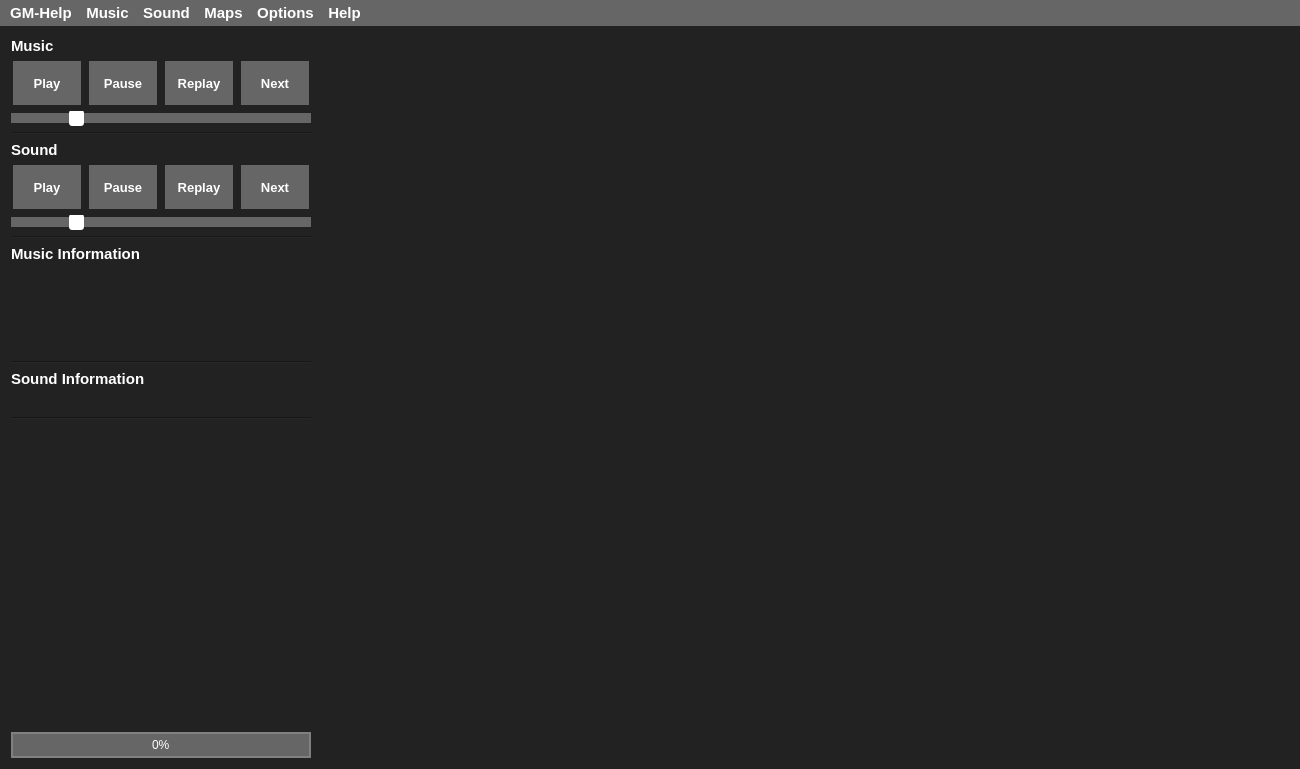
First picture: the form in C++Project/GM-Companion/mainwindow.ui, repository PhilInTheGaps/GM-Companion, before the edit.
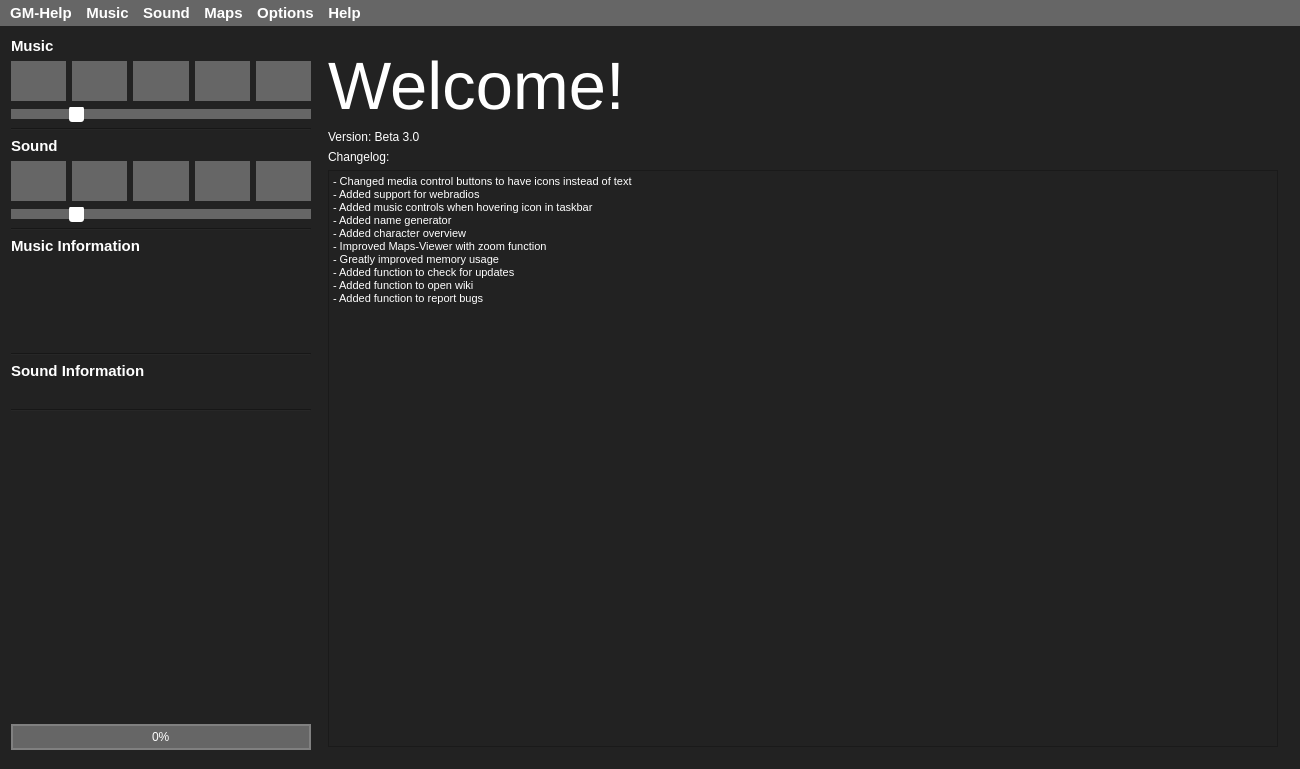
Second picture: the form after the edit. The open tabs and pages were chosen to show the change. Icons and pictures are not drawn.

Commit message: Added Media Control Icons, improved name generator, fixed some bugs

The edit to the form file:
```diff
--- a/C++Project/GM-Companion/mainwindow.ui
+++ b/C++Project/GM-Companion/mainwindow.ui
@@ -302,7 +302,17 @@
            </font>
           </property>
           <property name="text">
-           <string>Play</string>
+           <string/>
+          </property>
+          <property name="icon">
+           <iconset resource="resources.qrc">
+            <normaloff>:/resources/mediaIcons/play.png</normaloff>:/resources/mediaIcons/play.png</iconset>
+          </property>
+          <property name="iconSize">
+           <size>
+            <width>32</width>
+            <height>32</height>
+           </size>
           </property>
           <property name="autoDefault">
            <bool>false</bool>
@@ -343,7 +353,17 @@
            </font>
           </property>
           <property name="text">
-           <string>Pause</string>
+           <string/>
+          </property>
+          <property name="icon">
+           <iconset resource="resources.qrc">
+            <normaloff>:/resources/mediaIcons/pause.png</normaloff>:/resources/mediaIcons/pause.png</iconset>
+          </property>
+          <property name="iconSize">
+           <size>
+            <width>32</width>
+            <height>32</height>
+           </size>
           </property>
          </widget>
         </item>
@@ -375,7 +395,17 @@
            </font>
           </property>
           <property name="text">
-           <string>Replay</string>
+           <string/>
+          </property>
+          <property name="icon">
+           <iconset resource="resources.qrc">
+            <normaloff>:/resources/mediaIcons/skipBack.png</normaloff>:/resources/mediaIcons/skipBack.png</iconset>
+          </property>
+          <property name="iconSize">
+           <size>
+            <width>32</width>
+            <height>32</height>
+           </size>
           </property>
          </widget>
         </item>
@@ -407,7 +437,43 @@
            </font>
           </property>
           <property name="text">
-           <string>Next</string>
+           <string/>
+          </property>
+          <property name="icon">
+           <iconset resource="resources.qrc">
+            <normaloff>:/resources/mediaIcons/seekForward.png</normaloff>:/resources/mediaIcons/seekForward.png</iconset>
+          </property>
+          <property name="iconSize">
+           <size>
+            <width>32</width>
+            <height>32</height>
+           </size>
+          </property>
+         </widget>
+        </item>
+        <item>
+         <widget class="QPushButton" name="musicRandomButton">
+          <property name="toolTip">
+           <string>Toggle Music Shuffle (bright = on, dark = off)</string>
+          </property>
+          <property name="text">
+           <string/>
+          </property>
+          <property name="icon">
+           <iconset resource="resources.qrc">
+            <normaloff>:/resources/mediaIcons/shuffleOn.png</normaloff>:/resources/mediaIcons/shuffleOn.png</iconset>
+          </property>
+          <property name="iconSize">
+           <size>
+            <width>32</width>
+            <height>32</height>
+           </size>
+          </property>
+          <property name="checkable">
+           <bool>true</bool>
+          </property>
+          <property name="checked">
+           <bool>true</bool>
           </property>
          </widget>
         </item>
@@ -495,7 +561,17 @@
            </font>
           </property>
           <property name="text">
-           <string>Play</string>
+           <string/>
+          </property>
+          <property name="icon">
+           <iconset resource="resources.qrc">
+            <normaloff>:/resources/mediaIcons/play.png</normaloff>:/resources/mediaIcons/play.png</iconset>
+          </property>
+          <property name="iconSize">
+           <size>
+            <width>32</width>
+            <height>32</height>
+           </size>
           </property>
          </widget>
         </item>
@@ -527,7 +603,17 @@
            </font>
           </property>
           <property name="text">
-           <string>Pause</string>
+           <string/>
+          </property>
+          <property name="icon">
+           <iconset resource="resources.qrc">
+            <normaloff>:/resources/mediaIcons/pause.png</normaloff>:/resources/mediaIcons/pause.png</iconset>
+          </property>
+          <property name="iconSize">
+           <size>
+            <width>32</width>
+            <height>32</height>
+           </size>
           </property>
          </widget>
         </item>
@@ -559,7 +645,17 @@
            </font>
           </property>
           <property name="text">
-           <string>Replay</string>
+           <string/>
+          </property>
+          <property name="icon">
+           <iconset resource="resources.qrc">
+            <normaloff>:/resources/mediaIcons/skipBack.png</normaloff>:/resources/mediaIcons/skipBack.png</iconset>
+          </property>
+          <property name="iconSize">
+           <size>
+            <width>32</width>
+            <height>32</height>
+           </size>
           </property>
          </widget>
         </item>
@@ -591,7 +687,43 @@
            </font>
           </property>
           <property name="text">
-           <string>Next</string>
+           <string/>
+          </property>
+          <property name="icon">
+           <iconset resource="resources.qrc">
+            <normaloff>:/resources/mediaIcons/seekForward.png</normaloff>:/resources/mediaIcons/seekForward.png</iconset>
+          </property>
+          <property name="iconSize">
+           <size>
+            <width>32</width>
+            <height>32</height>
+           </size>
+          </property>
+         </widget>
+        </item>
+        <item>
+         <widget class="QPushButton" name="soundRandomButton">
+          <property name="toolTip">
+           <string>Toggle Sound Shuffle (bright = on, dark = off)</string>
+          </property>
+          <property name="text">
+           <string/>
+          </property>
+          <property name="icon">
+           <iconset resource="resources.qrc">
+            <normaloff>:/resources/mediaIcons/shuffleOn.png</normaloff>:/resources/mediaIcons/shuffleOn.png</iconset>
+          </property>
+          <property name="iconSize">
+           <size>
+            <width>32</width>
+            <height>32</height>
+           </size>
+          </property>
+          <property name="checkable">
+           <bool>true</bool>
+          </property>
+          <property name="checked">
+           <bool>true</bool>
           </property>
          </widget>
         </item>
@@ -1770,7 +1902,80 @@
         </item>
        </layout>
       </widget>
-      <widget class="QWidget" name="pageWelcome"/>
+      <widget class="QWidget" name="pageWelcome">
+       <layout class="QVBoxLayout" name="verticalLayout_7">
+        <item>
+         <widget class="QLabel" name="label_3">
+          <property name="maximumSize">
+           <size>
+            <width>16777215</width>
+            <height>100</height>
+           </size>
+          </property>
+          <property name="font">
+           <font>
+            <pointsize>50</pointsize>
+            <weight>50</weight>
+            <italic>false</italic>
+            <bold>false</bold>
+            <underline>false</underline>
+            <strikeout>false</strikeout>
+            <stylestrategy>PreferAntialias</stylestrategy>
+            <kerning>true</kerning>
+           </font>
+          </property>
+          <property name="text">
+           <string>Welcome!</string>
+          </property>
+          <property name="alignment">
+           <set>Qt::AlignLeading|Qt::AlignLeft|Qt::AlignTop</set>
+          </property>
+         </widget>
+        </item>
+        <item>
+         <layout class="QHBoxLayout" name="horizontalLayout_11">
+          <item>
+           <layout class="QVBoxLayout" name="verticalLayout_8">
+            <item>
+             <widget class="QLabel" name="label_4">
+              <property name="text">
+               <string>Version: Beta 3.0</string>
+              </property>
+             </widget>
+            </item>
+            <item>
+             <widget class="QLabel" name="label_10">
+              <property name="text">
+               <string>Changelog:</string>
+              </property>
+             </widget>
+            </item>
+            <item>
+             <widget class="QTextEdit" name="textEdit_4">
+              <property name="html">
+               <string>&lt;!DOCTYPE HTML PUBLIC &quot;-//W3C//DTD HTML 4.0//EN&quot; &quot;http://www.w3.org/TR/REC-html40/strict.dtd&quot;&gt;
+&lt;html&gt;&lt;head&gt;&lt;meta name=&quot;qrichtext&quot; content=&quot;1&quot; /&gt;&lt;style type=&quot;text/css&quot;&gt;
+p, li { white-space: pre-wrap; }
+&lt;/style&gt;&lt;/head&gt;&lt;body style=&quot; font-family:'MS Shell Dlg 2'; font-size:8.25pt; font-weight:400; font-style:normal;&quot;&gt;
+&lt;p style=&quot; margin-top:0px; margin-bottom:0px; margin-left:0px; margin-right:0px; -qt-block-indent:0; text-indent:0px;&quot;&gt;- Changed media control buttons to have icons instead of text&lt;/p&gt;
+&lt;p style=&quot; margin-top:0px; margin-bottom:0px; margin-left:0px; margin-right:0px; -qt-block-indent:0; text-indent:0px;&quot;&gt;- Added support for webradios&lt;/p&gt;
+&lt;p style=&quot; margin-top:0px; margin-bottom:0px; margin-left:0px; margin-right:0px; -qt-block-indent:0; text-indent:0px;&quot;&gt;- Added music controls when hovering icon in taskbar&lt;/p&gt;
+&lt;p style=&quot; margin-top:0px; margin-bottom:0px; margin-left:0px; margin-right:0px; -qt-block-indent:0; text-indent:0px;&quot;&gt;- Added name generator&lt;/p&gt;
+&lt;p style=&quot; margin-top:0px; margin-bottom:0px; margin-left:0px; margin-right:0px; -qt-block-indent:0; text-indent:0px;&quot;&gt;- Added character overview&lt;/p&gt;
+&lt;p style=&quot; margin-top:0px; margin-bottom:0px; margin-left:0px; margin-right:0px; -qt-block-indent:0; text-indent:0px;&quot;&gt;- Improved Maps-Viewer with zoom function&lt;/p&gt;
+&lt;p style=&quot; margin-top:0px; margin-bottom:0px; margin-left:0px; margin-right:0px; -qt-block-indent:0; text-indent:0px;&quot;&gt;- Greatly improved memory usage&lt;/p&gt;
+&lt;p style=&quot; margin-top:0px; margin-bottom:0px; margin-left:0px; margin-right:0px; -qt-block-indent:0; text-indent:0px;&quot;&gt;- Added function to check for updates&lt;/p&gt;
+&lt;p style=&quot; margin-top:0px; margin-bottom:0px; margin-left:0px; margin-right:0px; -qt-block-indent:0; text-indent:0px;&quot;&gt;- Added function to open wiki&lt;/p&gt;
+&lt;p style=&quot; margin-top:0px; margin-bottom:0px; margin-left:0px; margin-right:0px; -qt-block-indent:0; text-indent:0px;&quot;&gt;- Added function to report bugs&lt;/p&gt;&lt;/body&gt;&lt;/html&gt;</string>
+              </property>
+             </widget>
+            </item>
+           </layout>
+          </item>
+         </layout>
+        </item>
+       </layout>
+      </widget>
      </widget>
     </item>
     <item>
```
Left out of the diff: 67 changed lines with no effect on the pictures. The commit also changes 167 other files.
